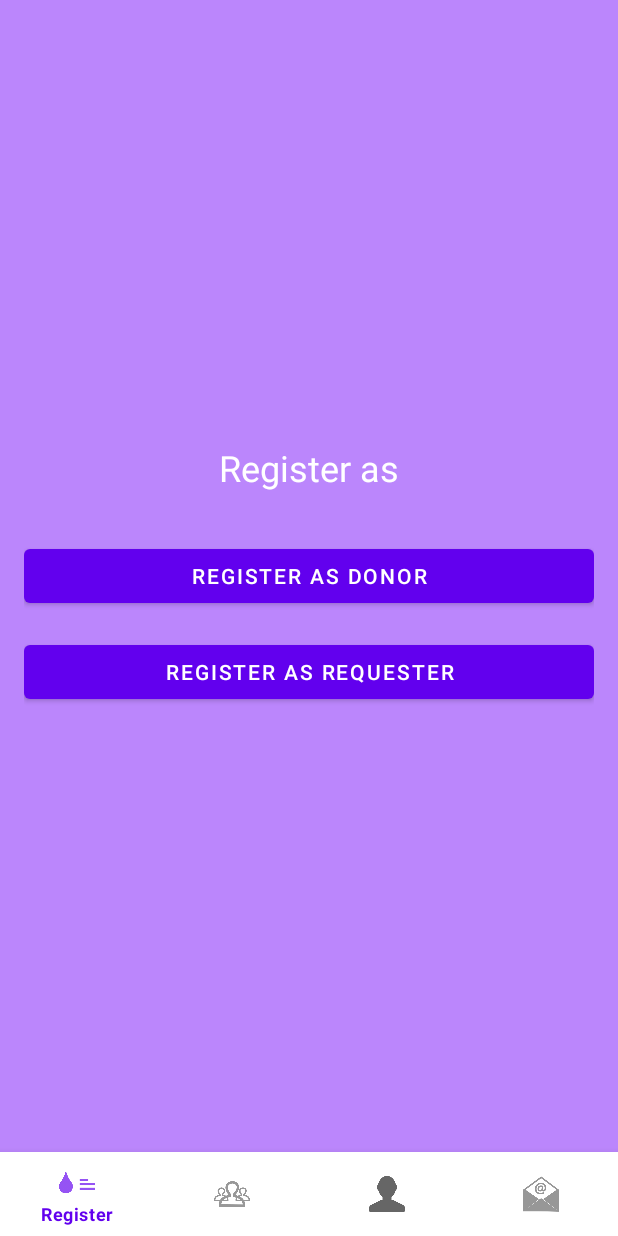
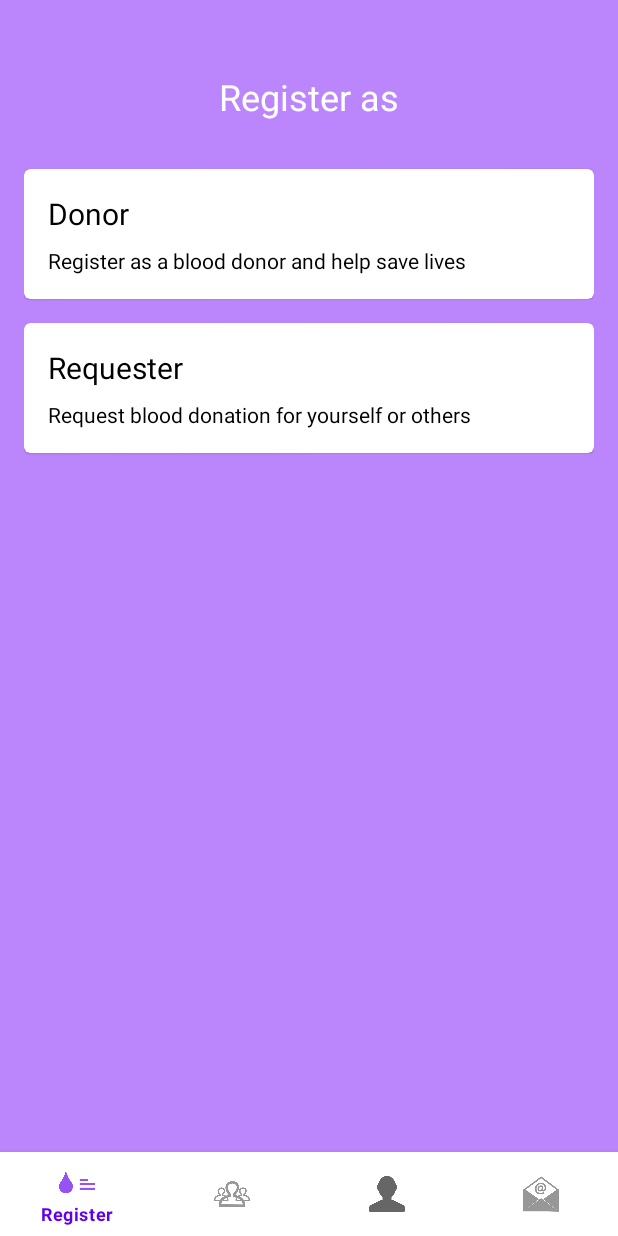
Before and after one commit to Haseeb98-Git/SMD-Project, an Android app built with Jetpack Compose: the RegisterFragment screen opened directly, with no data from a screen before it, on a phone screen of 412 x 824 dp. Run offline under Robolectric (Android 15) with nearby library versions, the phone set to English and light mode, and no system bars; our stand-ins replace navigation-ui.

Commit message:
donor register added and working for register fragment

```diff
--- a/app/src/main/java/com/haseebali/savelife/ui/register/RegisterFragment.kt
+++ b/app/src/main/java/com/haseebali/savelife/ui/register/RegisterFragment.kt
@@ -5,6 +5,8 @@ import android.view.LayoutInflater
 import android.view.View
 import android.view.ViewGroup
 import androidx.fragment.app.Fragment
+import androidx.navigation.fragment.findNavController
+import com.haseebali.savelife.R
 import com.haseebali.savelife.databinding.FragmentRegisterBinding
 
 class RegisterFragment : Fragment() {
@@ -23,12 +25,16 @@ class RegisterFragment : Fragment() {
     override fun onViewCreated(view: View, savedInstanceState: Bundle?) {
         super.onViewCreated(view, savedInstanceState)
 
-        binding.registerAsDonorButton.setOnClickListener {
-            // TODO: Navigate to donor registration
+        setupClickListeners()
+    }
+
+    private fun setupClickListeners() {
+        binding.donorCard.setOnClickListener {
+            findNavController().navigate(R.id.action_registerFragment_to_donorRegistrationFragment)
         }
 
-        binding.registerAsRequesterButton.setOnClickListener {
-            // TODO: Navigate to requester registration
+        binding.requesterCard.setOnClickListener {
+            findNavController().navigate(R.id.action_registerFragment_to_requesterRegistrationFragment)
         }
     }
 
--- a/app/src/main/res/layout/fragment_register.xml
+++ b/app/src/main/res/layout/fragment_register.xml
@@ -4,8 +4,7 @@
     android:layout_height="match_parent"
     android:orientation="vertical"
     android:padding="16dp"
-    android:background="@color/purple_200"
-    android:gravity="center">
+    android:background="@color/purple_200">
 
     <TextView
         android:layout_width="wrap_content"
@@ -13,19 +12,67 @@
         android:text="Register as"
         android:textSize="24sp"
         android:textColor="@color/white"
+        android:layout_gravity="center_horizontal"
+        android:layout_marginTop="32dp"
         android:layout_marginBottom="32dp"/>
 
-    <com.google.android.material.button.MaterialButton
-        android:id="@+id/registerAsDonorButton"
+    <com.google.android.material.card.MaterialCardView
+        android:id="@+id/donorCard"
         android:layout_width="match_parent"
         android:layout_height="wrap_content"
-        android:text="Register as Donor"
-        android:layout_marginBottom="16dp"/>
+        android:layout_marginBottom="16dp"
+        android:clickable="true"
+        android:focusable="true">
 
-    <com.google.android.material.button.MaterialButton
-        android:id="@+id/registerAsRequesterButton"
+        <LinearLayout
+            android:layout_width="match_parent"
+            android:layout_height="wrap_content"
+            android:orientation="vertical"
+            android:padding="16dp">
+
+            <TextView
+                android:layout_width="wrap_content"
+                android:layout_height="wrap_content"
+                android:text="Donor"
+                android:textSize="20sp"
+                android:textColor="@color/black"/>
+
+            <TextView
+                android:layout_width="wrap_content"
+                android:layout_height="wrap_content"
+                android:text="Register as a blood donor and help save lives"
+                android:textColor="@color/black"
+                android:layout_marginTop="8dp"/>
+        </LinearLayout>
+    </com.google.android.material.card.MaterialCardView>
+
+    <com.google.android.material.card.MaterialCardView
+        android:id="@+id/requesterCard"
         android:layout_width="match_parent"
         android:layout_height="wrap_content"
-        android:text="Register as Requester"/>
+        android:clickable="true"
+        android:focusable="true">
+
+        <LinearLayout
+            android:layout_width="match_parent"
+            android:layout_height="wrap_content"
+            android:orientation="vertical"
+            android:padding="16dp">
+
+            <TextView
+                android:layout_width="wrap_content"
+                android:layout_height="wrap_content"
+                android:text="Requester"
+                android:textSize="20sp"
+                android:textColor="@color/black"/>
+
+            <TextView
+                android:layout_width="wrap_content"
+                android:layout_height="wrap_content"
+                android:text="Request blood donation for yourself or others"
+                android:textColor="@color/black"
+                android:layout_marginTop="8dp"/>
+        </LinearLayout>
+    </com.google.android.material.card.MaterialCardView>
 
 </LinearLayout>
--- a/app/src/main/res/navigation/nav_graph.xml
+++ b/app/src/main/res/navigation/nav_graph.xml
@@ -2,12 +2,29 @@
 <navigation xmlns:android="http://schemas.android.com/apk/res/android"
     xmlns:app="http://schemas.android.com/apk/res-auto"
     android:id="@+id/nav_graph"
-    app:startDestination="@id/navigation_register">
+    app:startDestination="@id/registerFragment">
 
     <fragment
-        android:id="@+id/navigation_register"
+        android:id="@+id/registerFragment"
         android:name="com.haseebali.savelife.ui.register.RegisterFragment"
-        android:label="Register" />
+        android:label="Register">
+        <action
+            android:id="@+id/action_registerFragment_to_donorRegistrationFragment"
+            app:destination="@id/donorRegistrationFragment" />
+        <action
+            android:id="@+id/action_registerFragment_to_requesterRegistrationFragment"
+            app:destination="@id/requesterRegistrationFragment" />
+    </fragment>
+
+    <fragment
+        android:id="@+id/donorRegistrationFragment"
+        android:name="com.haseebali.savelife.ui.register.DonorRegistrationFragment"
+        android:label="Donor Registration" />
+
+    <fragment
+        android:id="@+id/requesterRegistrationFragment"
+        android:name="com.haseebali.savelife.ui.register.RequesterRegistrationFragment"
+        android:label="Requester Registration" />
 
     <fragment
         android:id="@+id/navigation_browse"
```
Also changed, not shown: app/src/main/java/com/haseebali/savelife/ui/register/DonorRegistrationFragment.kt (added, +122 -0 lines), app/src/main/res/layout/fragment_donor_registration.xml (added, +112 -0 lines).
